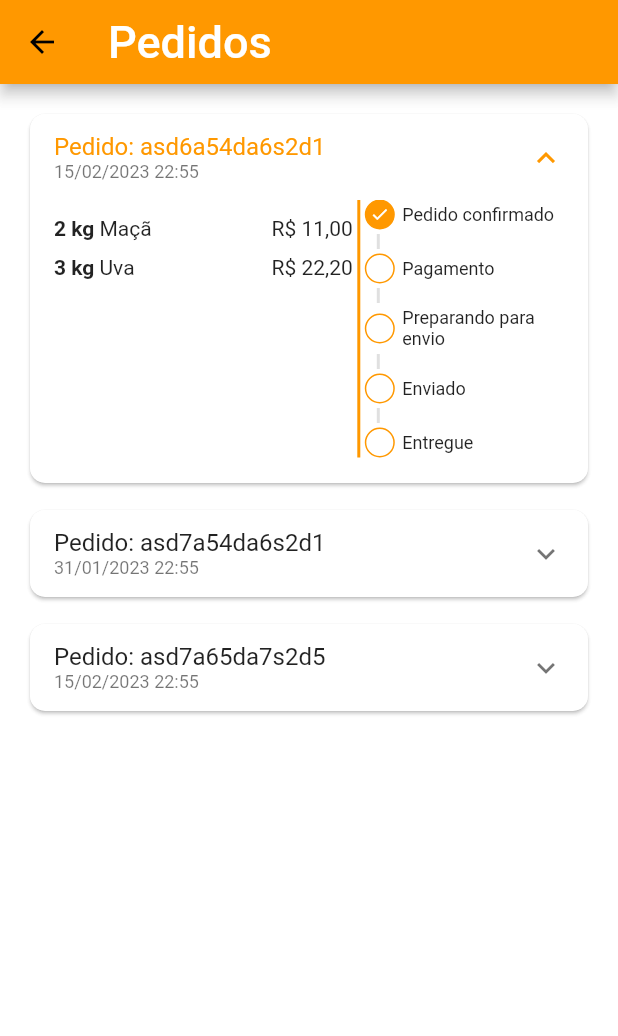
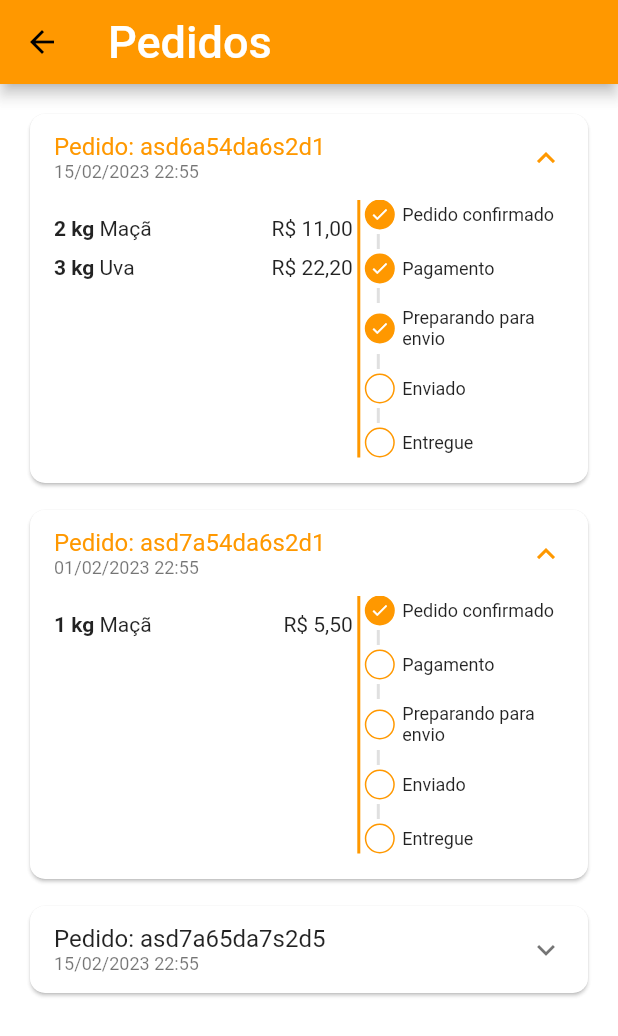
Before and after one commit to emersonbarina/quitanda-course-frontend, a Flutter app: the OrdersTab screen opened directly, after a tap on an icon or button, on a phone screen of 412 x 824 dp. Shown: the top 1036 px of the screen. Run offline on Flutter 3.47's test engine with Material 2 defaults, Android fonts, the phone set to English and light mode, and no system bars; our stand-ins replace animated_text_kit, badges, mask_text_input_formatter.

Commit message:
Login UI - OrderTab - ExpansionTile - initiallyExpanded

```diff
--- a/lib/scr/constants/app_data.dart
+++ b/lib/scr/constants/app_data.dart
@@ -107,7 +107,7 @@ List<OrderModel> orders = [
     createdDateTime: DateTime.parse('2023-02-15 22:55:10.410'),
     overdueDateTime: DateTime.parse('2023-02-15 23:55:10.410'),
     id: 'asd6a54da6s2d1',
-    status: 'pending_payment',
+    status: 'preparing_purchase',
     total: 11.0,
     items: [
       CartItemModel(item: apple, quantity: 2),
@@ -117,8 +117,8 @@ List<OrderModel> orders = [
 
   OrderModel(
     copyAndPaste: 'q1w2e3r4t5y6',
-    createdDateTime: DateTime.parse('2023-01-31 22:55:10.410'),
-    overdueDateTime: DateTime.parse('2023-01-31 23:55:10.410'),
+    createdDateTime: DateTime.parse('2023-02-01 22:55:10.410'),
+    overdueDateTime: DateTime.parse('2023-02-11 23:55:10.410'),
     id: 'asd7a54da6s2d1',
     status: 'pending_payment',
     total: 10.0,
@@ -132,7 +132,7 @@ List<OrderModel> orders = [
     createdDateTime: DateTime.parse('2023-02-15 22:55:10.410'),
     overdueDateTime: DateTime.parse('2023-02-15 23:55:10.410'),
     id: 'asd7a65da7s2d5',
-    status: 'refunded',
+    status: 'delivered',
     total: 20.0,
     items: [
       CartItemModel(item: mango, quantity: 1),
--- a/lib/scr/pages/orders/widgets/order_status.dart
+++ b/lib/scr/pages/orders/widgets/order_status.dart
@@ -47,25 +47,25 @@ class OrderStatus extends StatelessWidget {
           ),
         ] else ...[
           _StatusDot(
-            isActive: false,
+            isActive: currentStatus >= 2,
             tile: tOrderStatusPaid,
           ),
           const _CustomDivider(),
 
           _StatusDot(
-            isActive: false,
+            isActive: currentStatus >= 3,
             tile: tOrderStatusPreparingPurchase,
           ),
           const _CustomDivider(),
 
           _StatusDot(
-            isActive: false,
+            isActive: currentStatus >= 4,
             tile: tOrderStatusShipping,
           ),
           const _CustomDivider(),
 
           _StatusDot(
-            isActive: false,
+            isActive: currentStatus == 5,
             tile: tOrderStatusDelivered,
           ),
         ]
--- a/lib/scr/pages/orders/widgets/order_tile.dart
+++ b/lib/scr/pages/orders/widgets/order_tile.dart
@@ -22,6 +22,7 @@ class OrderTile extends StatelessWidget {
       child: Theme(
         data: Theme.of(context).copyWith(dividerColor: Colors.transparent),
         child: ExpansionTile(
+          initiallyExpanded: order.status == 'pending_payment',
           title: Column(
             mainAxisSize: MainAxisSize.min,
             crossAxisAlignment: CrossAxisAlignment.start,
```
